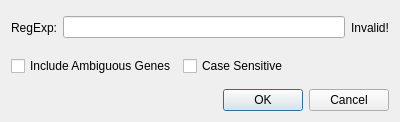
jfnavarro/st_viewer, file assets/ui/selectiondialog.ui: the form before one commit.
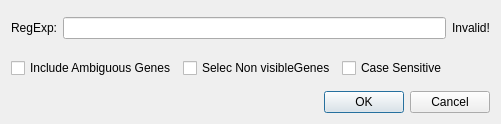
The form after the commit.

Commit message: Some updates in DEA layout Scatter plot in DEA now scales Scatter plot will highlight the selected gene in the table Reg Exp now allows to turn visible genes that are not Partially removed use of Qt3D (GeneRendereGL uses Qt OpenGL) Faster rendering Fixed bug that would cause the app to crash when turning cell tissue o

Diff of the .ui file:
```diff
--- a/assets/ui/selectiondialog.ui
+++ b/assets/ui/selectiondialog.ui
@@ -9,8 +9,8 @@
    <rect>
     <x>0</x>
     <y>0</y>
-    <width>400</width>
-    <height>122</height>
+    <width>501</width>
+    <height>124</height>
    </rect>
   </property>
   <property name="windowTitle">
@@ -107,6 +107,13 @@
            </property>
           </widget>
          </item>
+         <item>
+          <widget class="QCheckBox" name="checkSelectNonVisible">
+           <property name="text">
+            <string>Selec Non visibleGenes</string>
+           </property>
+          </widget>
+         </item>
          <item>
           <widget class="QCheckBox" name="checkCaseSense">
            <property name="text">
```
Left out of the diff: 17 changed lines with no effect on the pictures. The commit also changes 21 other files.
